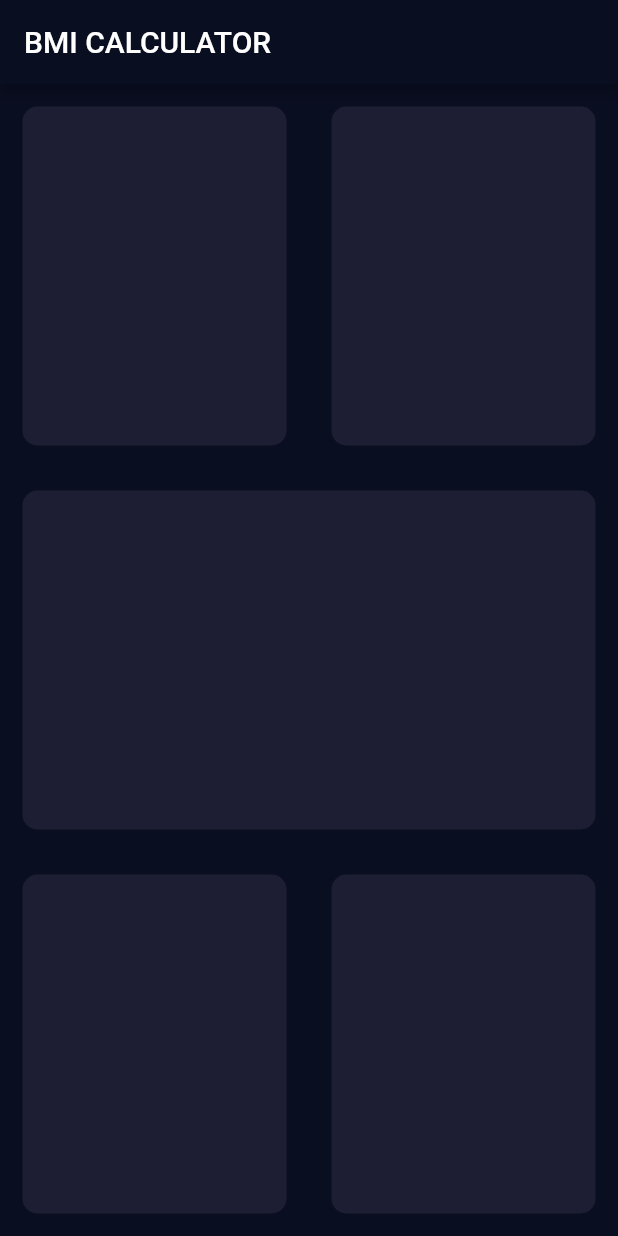
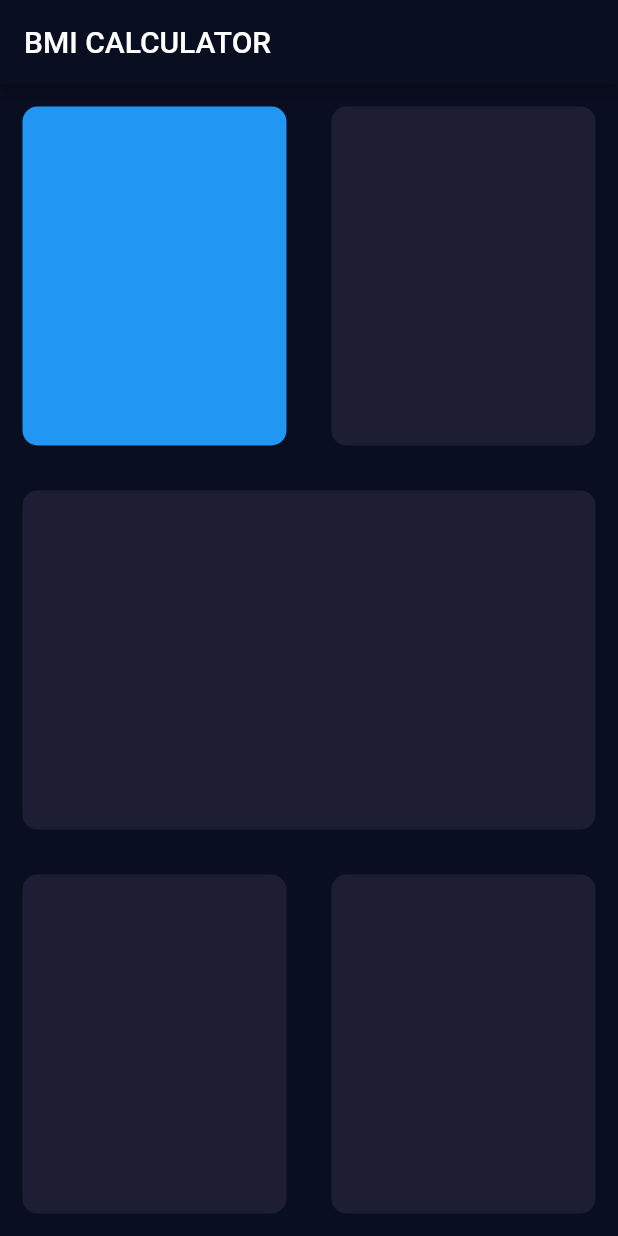
Before and after one commit to saqlainabbas068/flutter_BMICalculator_app, a Flutter app: the screen it shows after launch, on a phone screen of 412 x 824 dp. Run offline on Flutter 3.47's test engine with Material 2 defaults, Android fonts, the phone set to English and light mode, and no system bars.

Commit message:
Done Lecture57:Refectors our code in flutter

```diff
--- a/lib/input_page.dart
+++ b/lib/input_page.dart
@@ -19,59 +19,34 @@ class _InputPageState extends State<InputPage> {
           Expanded(child: Row(
             children: <Widget>[
               Expanded(
-                child: Container(
-                  margin: EdgeInsets.all(15.0),
-                  decoration: BoxDecoration(
-                    color: Color(0xFF1D1E33),
-                    borderRadius: BorderRadius.circular(10.0),
-                  ),
-                )
-
+                child: new RepeatContainerCode(
+                  colors: Colors.blue,
+                ),
               ),
               Expanded(
-                  child: Container(
-                    margin: EdgeInsets.all(15.0),
-                    decoration: BoxDecoration(
-                      color: Color(0xFF1D1E33),
-                      borderRadius: BorderRadius.circular(10.0),
-                    ),
-                  )
-
+                  child: new RepeatContainerCode(
+                    colors: Color(0xFF1D1E33),
+                  ),
               ),
             ],
           ),
           ),
 
-          Expanded(child: Container(
-            margin: EdgeInsets.all(15.0),
-            decoration: BoxDecoration(
-              color: Color(0xFF1D1E33),
-              borderRadius: BorderRadius.circular(10.0),
-            ),
-          )
+          Expanded(child: new RepeatContainerCode(
+            colors: Color(0xFF1D1E33),
+          ),
           ),
 
           Expanded(child: Row(
             children: <Widget>[
-            Expanded(
-                child: Container(
-                  margin: EdgeInsets.all(15.0),
-                  decoration: BoxDecoration(
-                    color: Color(0xFF1D1E33),
-                    borderRadius: BorderRadius.circular(10.0),
-                  ),
-                )
-
+            Expanded(child: new RepeatContainerCode(
+              colors: Color(0xFF1D1E33),
+            ),
             ),
             Expanded(
-                child: Container(
-                  margin: EdgeInsets.all(15.0),
-                  decoration: BoxDecoration(
-                    color: Color(0xFF1D1E33),
-                    borderRadius: BorderRadius.circular(10.0),
-                  ),
-                )
-
+                child: new RepeatContainerCode(
+                  colors: Color(0xFF1D1E33),
+                ),
             ),
            ],
          ),
@@ -82,3 +57,18 @@ class _InputPageState extends State<InputPage> {
     );
   }
 }
+
+class RepeatContainerCode extends StatelessWidget {
+  RepeatContainerCode({@required this.colors});
+  final Color colors;
+  @override
+  Widget build(BuildContext context) {
+    return Container(
+      margin: EdgeInsets.all(15.0),
+      decoration: BoxDecoration(
+        color: colors,
+        borderRadius: BorderRadius.circular(10.0),
+      ),
+    );
+  }
+}
```
